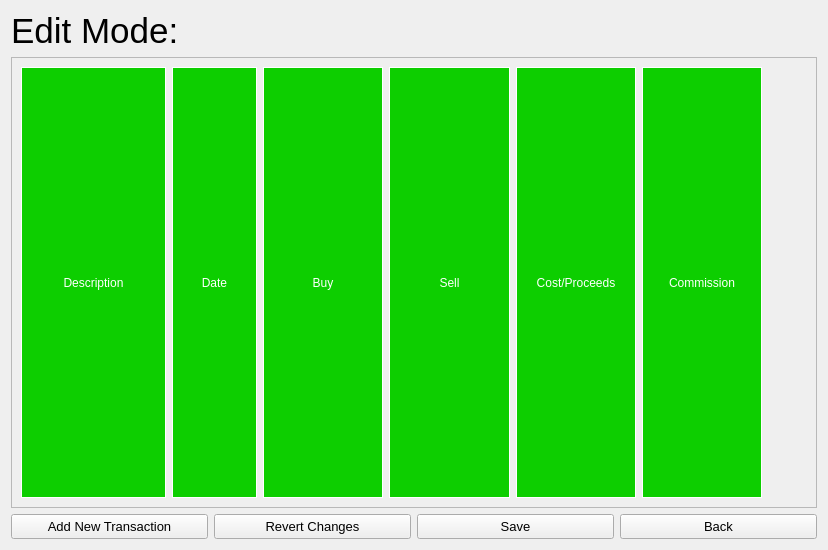
First picture: the form in GainLossCalculator/EditScreen/editscreen.ui, repository w-ge/Gain-Loss-Calculator, before the edit.
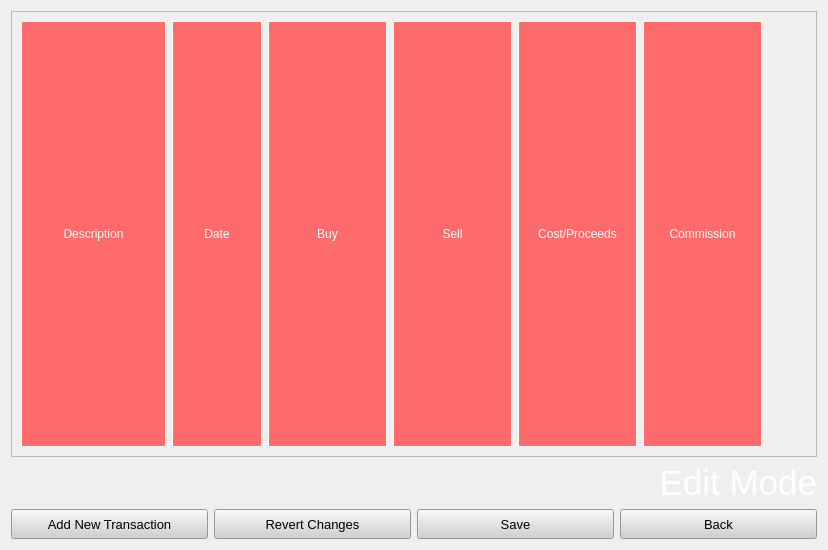
Second picture: the form after the edit.

Commit message: Changed Style and Added Dialog Class

```diff
--- a/GainLossCalculator/EditScreen/editscreen.ui
+++ b/GainLossCalculator/EditScreen/editscreen.ui
@@ -16,18 +16,6 @@
   <layout class="QVBoxLayout" name="verticalLayout_3">
    <item>
     <layout class="QVBoxLayout" name="verticalLayout">
-     <item>
-      <widget class="QLabel" name="label">
-       <property name="font">
-        <font>
-         <pointsize>26</pointsize>
-        </font>
-       </property>
-       <property name="text">
-        <string>Edit Mode:</string>
-       </property>
-      </widget>
-     </item>
      <item>
       <widget class="QScrollArea" name="scrollArea">
        <property name="widgetResizable">
@@ -39,7 +27,7 @@
           <x>0</x>
           <y>0</y>
           <width>806</width>
-          <height>447</height>
+          <height>442</height>
          </rect>
         </property>
         <layout class="QVBoxLayout" name="verticalLayout_2">
@@ -102,7 +90,7 @@
                  </size>
                 </property>
                 <property name="styleSheet">
-                 <string notr="true">background-color: rgb(13, 206, 0);
+                 <string notr="true">background-color: rgb(255, 107, 109);
 color: rgb(255, 255, 255);
 border: 1px solid white;</string>
                 </property>
@@ -124,12 +112,12 @@
                 </property>
                 <property name="minimumSize">
                  <size>
-                  <width>85</width>
+                  <width>90</width>
                   <height>0</height>
                  </size>
                 </property>
                 <property name="styleSheet">
-                 <string notr="true">background-color: rgb(13, 206, 0);
+                 <string notr="true">background-color: rgb(255, 107, 109);
 color: rgb(255, 255, 255);
 border: 1px solid white;</string>
                 </property>
@@ -156,7 +144,7 @@
                  </size>
                 </property>
                 <property name="styleSheet">
-                 <string notr="true">background-color: rgb(13, 206, 0);
+                 <string notr="true">background-color: rgb(255, 107, 109);
 color: rgb(255, 255, 255);
 border: 1px solid white;</string>
                 </property>
@@ -183,7 +171,7 @@
                  </size>
                 </property>
                 <property name="styleSheet">
-                 <string notr="true">background-color: rgb(13, 206, 0);
+                 <string notr="true">background-color: rgb(255, 107, 109);
 color: rgb(255, 255, 255);
 border: 1px solid white;</string>
                 </property>
@@ -210,7 +198,7 @@
                  </size>
                 </property>
                 <property name="styleSheet">
-                 <string notr="true">background-color: rgb(13, 206, 0);
+                 <string notr="true">background-color: rgb(255, 107, 109);
 color: rgb(255, 255, 255);
 border: 1px solid white;</string>
                 </property>
@@ -237,7 +225,7 @@
                  </size>
                 </property>
                 <property name="styleSheet">
-                 <string notr="true">background-color: rgb(13, 206, 0);
+                 <string notr="true">background-color: rgb(255, 107, 109);
 color: rgb(255, 255, 255);
 border: 1px solid white;</string>
                 </property>
@@ -281,6 +269,24 @@
        </widget>
       </widget>
      </item>
+     <item>
+      <widget class="QLabel" name="label">
+       <property name="font">
+        <font>
+         <pointsize>26</pointsize>
+        </font>
+       </property>
+       <property name="styleSheet">
+        <string notr="true">color: rgb(255, 255, 255);</string>
+       </property>
+       <property name="text">
+        <string>Edit Mode</string>
+       </property>
+       <property name="alignment">
+        <set>Qt::AlignRight|Qt::AlignTrailing|Qt::AlignVCenter</set>
+       </property>
+      </widget>
+     </item>
      <item>
       <layout class="QHBoxLayout" name="horizontalLayout_5">
        <item>
@@ -288,14 +294,19 @@
          <property name="minimumSize">
           <size>
            <width>0</width>
-           <height>25</height>
+           <height>30</height>
           </size>
          </property>
          <property name="font">
           <font>
+           <family>Microsoft Sans Serif</family>
            <pointsize>10</pointsize>
           </font>
          </property>
+         <property name="styleSheet">
+          <string notr="true">background-color: rgb(208, 208, 208);
+</string>
+         </property>
          <property name="text">
           <string>Add New Transaction</string>
          </property>
@@ -306,14 +317,19 @@
          <property name="minimumSize">
           <size>
            <width>0</width>
-           <height>25</height>
+           <height>30</height>
           </size>
          </property>
          <property name="font">
           <font>
+           <family>Microsoft Sans Serif</family>
            <pointsize>10</pointsize>
           </font>
          </property>
+         <property name="styleSheet">
+          <string notr="true">background-color: rgb(208, 208, 208);
+</string>
+         </property>
          <property name="text">
           <string>Revert Changes</string>
          </property>
@@ -324,14 +340,19 @@
          <property name="minimumSize">
           <size>
            <width>0</width>
-           <height>25</height>
+           <height>30</height>
           </size>
          </property>
          <property name="font">
           <font>
+           <family>Microsoft Sans Serif</family>
            <pointsize>10</pointsize>
           </font>
          </property>
+         <property name="styleSheet">
+          <string notr="true">background-color: rgb(208, 208, 208);
+</string>
+         </property>
          <property name="text">
           <string>Save</string>
          </property>
@@ -342,14 +363,19 @@
          <property name="minimumSize">
           <size>
            <width>0</width>
-           <height>25</height>
+           <height>30</height>
           </size>
          </property>
          <property name="font">
           <font>
+           <family>Microsoft Sans Serif</family>
            <pointsize>10</pointsize>
           </font>
          </property>
+         <property name="styleSheet">
+          <string notr="true">background-color: rgb(208, 208, 208);
+</string>
+         </property>
          <property name="text">
           <string>Back</string>
          </property>
```
Left out of the diff: 2 changed lines with no effect on the pictures. The commit also changes 59 other files.
